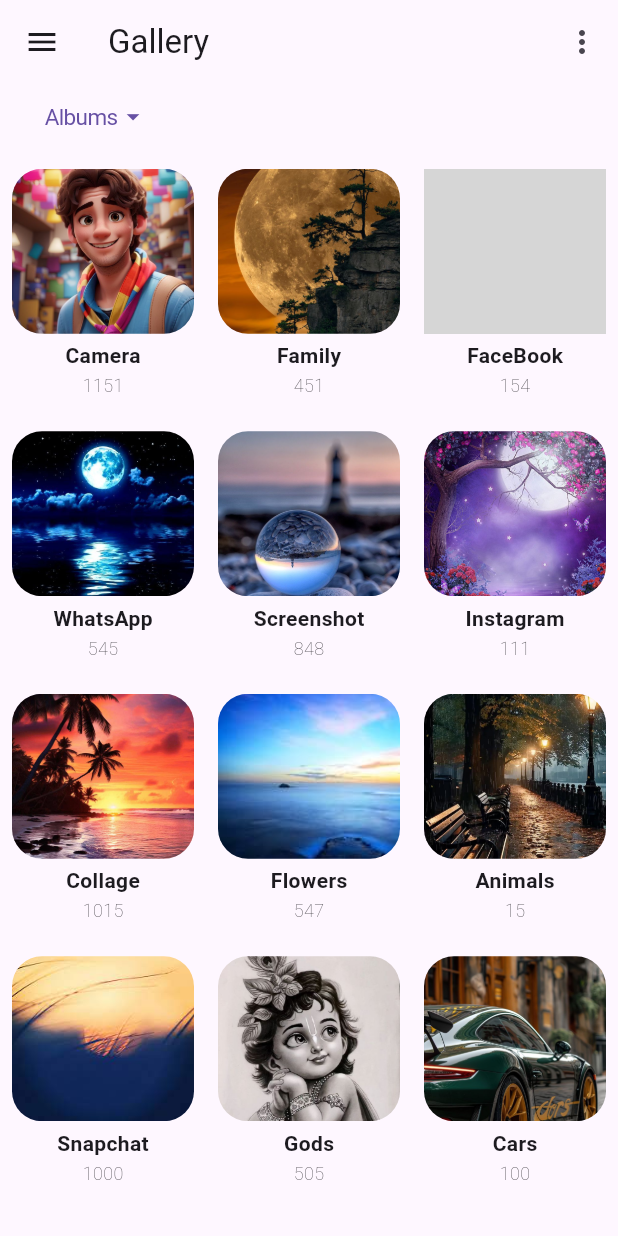
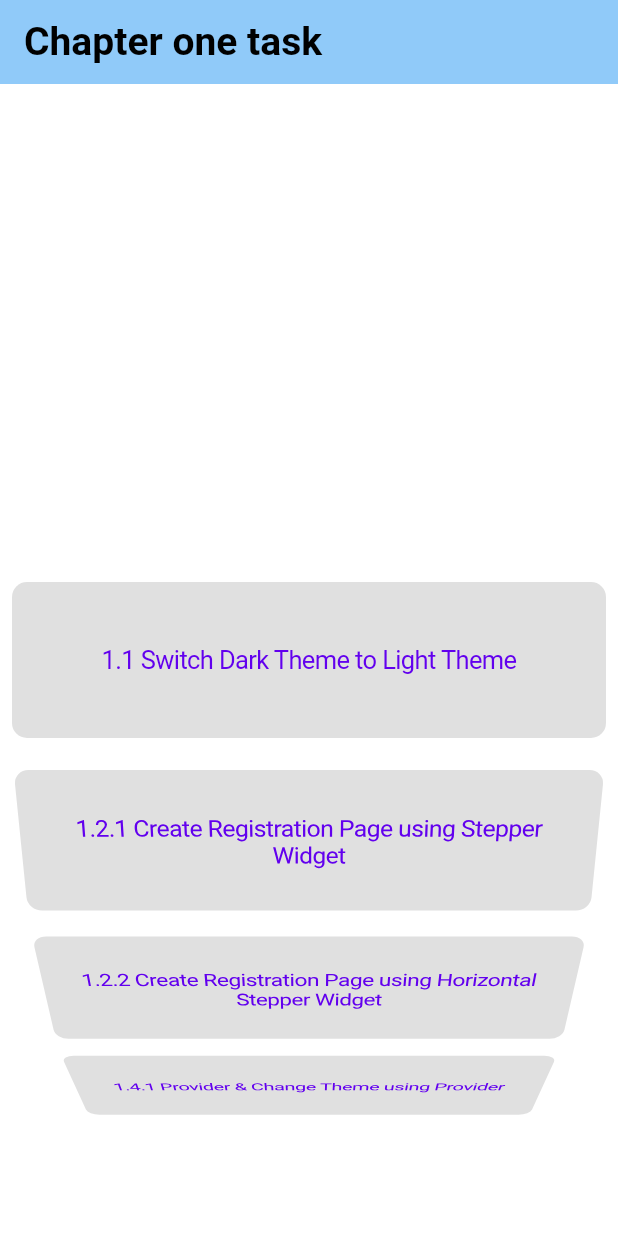
Before and after one commit to Aksharpatel06/adv_flutter_ch1, a Flutter app: the screen it shows after launch, on a phone screen of 412 x 824 dp. Run offline on Flutter 3.47's test engine with Material 3 defaults, Android fonts, the phone set to English and light mode, and no system bars; our stand-ins replace local_auth, shared_preferences; grey boxes are pictures that could not be loaded.

Commit message:
03-05-2024

```diff
--- /dev/null
+++ b/lib/ch_1/mainScreen/main_screen.dart
@@ -0,0 +1,46 @@
+import 'package:flutter/cupertino.dart';
+import 'package:flutter/material.dart';
+
+import '../../utils/app_list.dart';
+
+class MainScreen extends StatelessWidget {
+  const MainScreen({super.key});
+
+  @override
+  Widget build(BuildContext context) {
+    void navigateTo(Widget widget){
+      Navigator.push(context, MaterialPageRoute(builder: (context) => widget,));
+    }
+    return Scaffold(
+      appBar: AppBar(
+        scrolledUnderElevation: 0,
+        title: Text(
+          'Chapter one task',
+          style: TextStyle(fontSize: 26, fontWeight: FontWeight.w700),
+        ),
+      ),
+      body:  Center(
+        child: ListWheelScrollView(
+          itemExtent: 120,
+          children: List.generate(appList.length, (index) => CupertinoButton(
+            padding: EdgeInsets.zero,
+            onPressed: () {
+              navigateTo(appList[index].widget);
+            },
+            child: Container(
+              margin: const EdgeInsets.all(8),
+              padding: const EdgeInsets.symmetric(horizontal: 20),
+              height: 140,
+              alignment: Alignment.center,
+              decoration: BoxDecoration(
+                color: Colors.black12,
+                borderRadius: BorderRadius.circular(10),
+              ),
+              child: Text(appList[index].title,textAlign: TextAlign.center,),
+            ),
+          )),
+        ),
+      ),
+    );
+  }
+}
--- /dev/null
+++ b/lib/ch_1/mainScreen/modal/app_modal.dart
@@ -0,0 +1,8 @@
+import 'package:flutter/cupertino.dart';
+
+class AppModel{
+  String title;
+  Widget widget;
+
+  AppModel({required this.title, required this.widget});
+}
--- a/lib/ch_1/task_6/view/componects/social_account.dart
+++ b/lib/ch_1/task_6/view/componects/social_account.dart
@@ -7,13 +7,13 @@
     onPressed: () {
       if (name == 'Github') {
         Uri uri = Uri.parse('https://github.com/Aksharpatel06');
-        launchar.launchUrl(uri);
+        launchar.launchUrl(uri,mode: launchar.LaunchMode.inAppBrowserView);
       } else if (name == 'Linkedin') {
         Uri uri = Uri.parse('https://www.linkedin.com/in/akshar-patel-073b0a295/');
-        launchar.launchUrl(uri);
+        launchar.launchUrl(uri,mode: launchar.LaunchMode.inAppBrowserView);
       } else if (name == 'Instragram') {
         Uri uri = Uri.parse('https://www.instagram.com/patel_akshar_03/');
-        launchar.launchUrl(uri);
+        launchar.launchUrl(uri,mode: launchar.LaunchMode.inAppBrowserView);
       }
     },
     padding: EdgeInsets.symmetric(vertical: 12),
--- a/lib/ch_1/task_7/modal/gallerymodal.dart
+++ b/lib/ch_1/task_7/modal/gallerymodal.dart
@@ -1,7 +1,10 @@
+import 'package:adv_flutter_ch1/ch_1/task_7/modal/imgdata.dart';
+
 class GalleryModal {
   String img;
   String name;
   int numberofimg;
+  List<GalleryModal> list = [];
 
   GalleryModal(
       {required this.img, required this.name, required this.numberofimg});
@@ -10,4 +13,8 @@
     return GalleryModal(
         img: m1['img'], name: m1['name'], numberofimg: m1['num']);
   }
+
+  void makeList() {
+    list = galleryimglist.map((e) => GalleryModal.setdata(e)).toList();
+  }
 }
--- a/lib/ch_1/task_7/view/galaryhomescreen/componects/galleryimg.dart
+++ b/lib/ch_1/task_7/view/galaryhomescreen/componects/galleryimg.dart
@@ -13,7 +13,7 @@
         gridDelegate: const SliverGridDelegateWithFixedCrossAxisCount(
             crossAxisCount: 3, mainAxisExtent: 175),
         itemBuilder: (context, index) {
-          galleryModal = GalleryModal.setdata(galleryimglist[index]);
+          galleryModal= GalleryModal.setdata(galleryimglist[index]);
           return Padding(
             padding: const EdgeInsets.all(8.0),
             child: Column(
--- a/lib/main.dart
+++ b/lib/main.dart
@@ -1,3 +1,4 @@
+import 'package:adv_flutter_ch1/ch_1/mainScreen/main_screen.dart';
 import 'package:adv_flutter_ch1/ch_1/task_4/changetheme/provider/theme_provider.dart';
 import 'package:adv_flutter_ch1/ch_1/task_4/counter/provider/counter_provider.dart';
 import 'package:adv_flutter_ch1/ch_1/task_5/provider/intro_provider.dart';
@@ -6,6 +7,7 @@
 import 'package:provider/provider.dart';
 
 import 'ch_1/task_7/view/galaryhomescreen/galary_home_screen.dart';
+import 'utils/theme_data.dart';
 
 void main() {
   runApp(
@@ -53,7 +55,12 @@
   Widget build(BuildContext context) {
     return MaterialApp(
       debugShowCheckedModeBanner: false,
-      home: GalaryHomeScreen(),
+        themeMode: Provider.of<ThemeProvider>(context, listen: true).isDark
+          ? ThemeMode.dark
+          : ThemeMode.light,
+      theme: GlobalTheme.lighttheme,
+      darkTheme: GlobalTheme.darktheme,
+      home: MainScreen(),
     );
   }
 }
--- /dev/null
+++ b/lib/utils/app_list.dart
@@ -0,0 +1,21 @@
+import 'package:adv_flutter_ch1/ch_1/task_1/view/theme_screen.dart';
+import 'package:adv_flutter_ch1/ch_1/task_2/view/horizontal_stepper.dart';
+import 'package:adv_flutter_ch1/ch_1/task_2/view/stepper_screen.dart';
+import 'package:adv_flutter_ch1/ch_1/task_4/changetheme/view/change_theme.dart';
+import 'package:adv_flutter_ch1/ch_1/task_4/counter/view/counter_screen.dart';
+import 'package:adv_flutter_ch1/ch_1/task_5/view/intro_template_screen.dart';
+import 'package:adv_flutter_ch1/ch_1/task_6/view/contact_screen.dart';
+import 'package:adv_flutter_ch1/ch_1/task_7/view/galaryhomescreen/galary_home_screen.dart';
+
+import '../ch_1/mainScreen/modal/app_modal.dart';
+
+List appList = [
+  AppModel(title: '1.1 Switch Dark Theme to Light Theme', widget: const ThemeScreen()),
+  AppModel(title: '1.2.1 Create Registration Page using Stepper Widget', widget: const StepperScreen()),
+  AppModel(title: '1.2.2 Create Registration Page using Horizontal Stepper Widget', widget: const HorizontalStepperScreen()),
+  AppModel(title: '1.4.1 Provider & Change Theme using Provider', widget: const ChangeTheme()),
+  AppModel(title: '1.4.2 Counter App using Provider', widget: const CounterScreen()),
+  AppModel(title: '1.5 One Time Intro Screen in Flutter', widget: const IntroTemplateScreen()),
+  AppModel(title: '1.6 Contact Us Page With Interaction', widget: const ContactScreen()),
+  AppModel(title: '1.7 Photo Gallery With Biometric Authentication', widget: const GalaryHomeScreen()),
+];
--- a/lib/utils/golbal_variable.dart
+++ b/lib/utils/golbal_variable.dart
@@ -5,4 +5,4 @@
 }
 
 
-GalleryModal? galleryModal;
+GalleryModal? galleryModal ;
```
Also changed, not shown: 1 other file.
